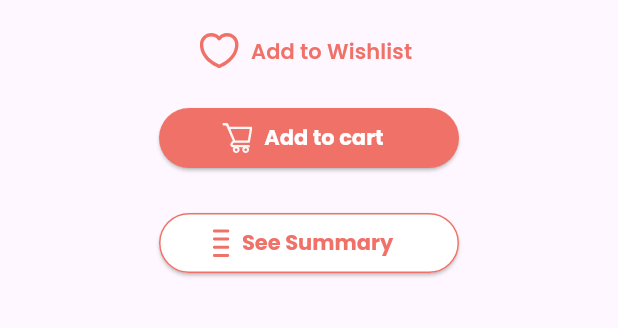
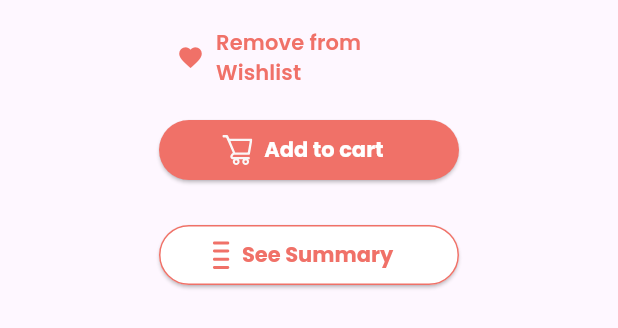
Before and after one commit to mounir19000/MobAi, a Flutter app: the BookDetailsActions widget shown alone on an empty page, opened directly with empty values, after a tap on "Add to Wishlist", on a phone screen of 412 x 824 dp. Shown: the top 328 px of the screen. Run offline on Flutter 3.47's test engine with Material 3 defaults, Android fonts, the phone set to English and light mode, and no system bars; our stand-ins replace cloud_firestore, firebase_auth, firebase_core, flutter_svg, google_fonts, google_nav_bar and 4 more; accounts and stored records are empty; network calls fail.

Commit message:
fixing errors

```diff
--- a/FrontEnd/app/lib/widgets/add_to_cart_widget.dart
+++ b/FrontEnd/app/lib/widgets/add_to_cart_widget.dart
@@ -15,6 +15,7 @@ class _AddToCartWidgetState extends State<AddToCartWidget> {
     setState(() {
       isAddingToCart = !isAddingToCart;
     });
+
   }
 
   void incrementQuantity() {
--- a/FrontEnd/app/lib/widgets/book_details_actions.dart
+++ b/FrontEnd/app/lib/widgets/book_details_actions.dart
@@ -26,30 +26,34 @@ class BookDetailsActions extends StatelessWidget {
             child: Column(
               crossAxisAlignment: CrossAxisAlignment.stretch,
               children: [
-                TextButton.icon(
-                  onPressed: () {
-                  Provider.of<UserProvider>(context, listen: false).addToWishlist(book.bookId);
-
+                Consumer<UserProvider>(
+                  builder: (context, userProvider, child) {
+                    bool isFavorite = userProvider.user!.wishlist.contains(book.bookId);
+                    return TextButton.icon(
+                      onPressed: () {
+                        isFavorite? userProvider.removeFromWishlist(book.bookId):
+                          userProvider.addToWishlist(book.bookId);
+                      },
+                      label: Text(
+                        isFavorite ? "Remove from Wishlist" : "Add to Wishlist",
+                        style: TextStyle(
+                          color: AppTheme.primaryColor,
+                          fontWeight: FontWeight.w600,
+                        ),
+                      ),
+                      icon: Icon(
+                        isFavorite ? Icons.favorite : Icons.favorite_border,
+                        color: AppTheme.primaryColor,
+                      ),
+                    );
                   },
-                  label: Text(
-                    "Add to Wishlist",
-                    style: TextStyle(
-                        color: AppTheme.primaryColor,
-                        fontWeight: FontWeight.w600),
-                  ),
-                  icon: SvgPicture.asset("lib/assets/icons/heart.svg"),
                 ),
                 SizedBox(height: 10),
                 AddToCartWidget(),
                 SizedBox(height: 10),
                 ElevatedButton.icon(
                   onPressed: () {
-                    // Navigator.push(
-                    //   context,
-                    //   MaterialPageRoute(
-                    //     builder: (context) => BookSummaryPage(book: book),
-                    //   ),
-                    // );
+                    // Navigate to book summary
                   },
                   icon: SvgPicture.asset("lib/assets/icons/summary.svg",
                       height: 20),
--- a/FrontEnd/app/lib/widgets/books.dart
+++ b/FrontEnd/app/lib/widgets/books.dart
@@ -103,7 +103,7 @@ class BookGridOfWishlist extends StatelessWidget {
   @override
   Widget build(BuildContext context) {
     return StreamBuilder<QuerySnapshot>(
-      stream: _firestore.collection('books').where('id', whereIn: wishlist).snapshots(),
+      stream: _firestore.collection('books').where('bookId', whereIn: wishlist).snapshots(),
       builder: (context, snapshot) {
         if (snapshot.connectionState == ConnectionState.waiting) {
           return Center(child: CircularProgressIndicator());
```
Also changed, not shown: FrontEnd/app/lib/views/wishlist_page.dart (+16 -6 lines).
